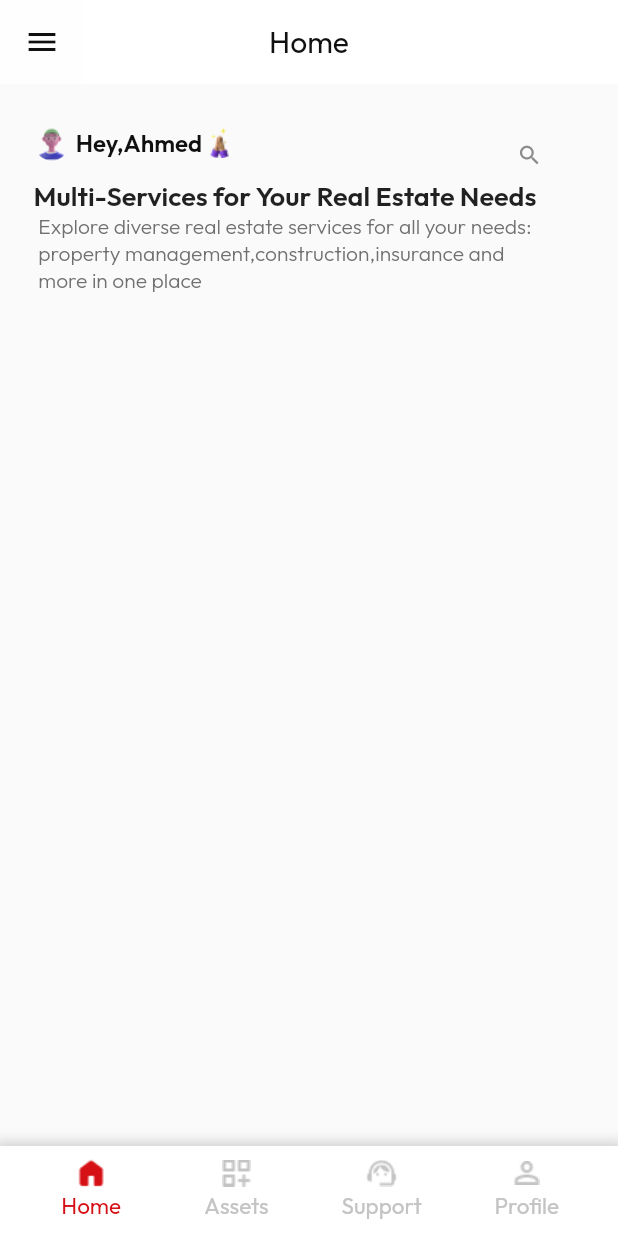
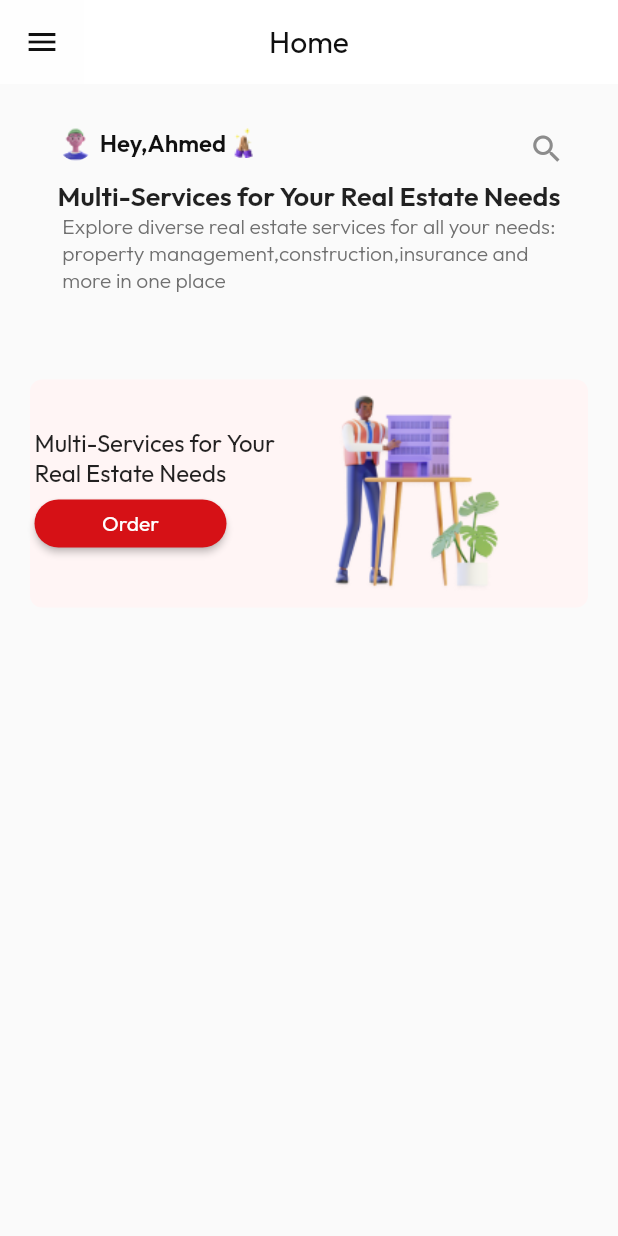
Before and after one commit to AbdelrahmanZeid/Task, a Flutter app: the screen it shows after launch, on a phone screen of 412 x 824 dp. Run offline on Flutter 3.47's test engine with Material 2 defaults, Android fonts, the phone set to English and light mode, and no system bars.

Commit message:
finish middle body section

```diff
--- a/lib/Application/app.dart
+++ b/lib/Application/app.dart
@@ -1,6 +1,7 @@
 import 'package:flutter/material.dart';
-import 'package:task/Presentation/Dashboard/dashboard_view.dart';
-import 'package:task/Presentation/Resources/theme_manager.dart';
+ import 'package:task/Presentation/Resources/theme_manager.dart';
+
+import '../Presentation/Dashboard/dashboard_view.dart';
 
 // Entery point
 class AppTask extends StatelessWidget {
--- a/lib/Presentation/Dashboard/Widgets/body/body.dart
+++ /dev/null
@@ -1,22 +0,0 @@
-import 'package:flutter/material.dart';
-import 'package:task/Presentation/Dashboard/Widgets/body/upper_body_section.dart';
-import 'package:task/presentation/Resources/values_manager.dart';
-
-class CustomBody extends StatelessWidget {
-  const CustomBody({super.key});
-
-  @override
-  Widget build(BuildContext context) {
-    return const Column(
-      children: [
-        SizedBox(
-          height: AppSize.s16,
-        ),
-        UpperBodySection(),
-        SizedBox(
-          height: AppPadding.p10,
-        ),
-      ],
-    );
-  }
-}
--- /dev/null
+++ b/lib/Presentation/Dashboard/body/body.dart
@@ -0,0 +1,128 @@
+import 'package:flutter/material.dart';
+import 'package:task/presentation/dashboard/body/upper_body_section.dart';
+import 'package:task/presentation/resources/app_strings.dart';
+import 'package:task/presentation/resources/assets_manager.dart';
+import 'package:task/presentation/resources/color_manager.dart';
+import 'package:task/presentation/resources/font_manager.dart';
+import 'package:task/presentation/resources/values_manager.dart';
+
+class CustomBody extends StatelessWidget {
+  const CustomBody({super.key});
+
+  @override
+  Widget build(BuildContext context) {
+    return const Column(
+      children: [
+        SizedBox(
+          height: AppSize.s16,
+        ),
+        UpperBodySection(),
+        SizedBox(
+          height: AppSize.s10,
+        ),
+        MiddelBodySection(),
+      ],
+    );
+  }
+}
+
+class MiddelBodySection extends StatelessWidget {
+  const MiddelBodySection({super.key});
+
+  @override
+  Widget build(BuildContext context) {
+    return Padding(
+      padding: const EdgeInsets.symmetric(
+        horizontal: AppSize.s20,
+      ),
+      child: Container(
+        width: 380,
+        height: 170,
+        child: Column(
+          children: [
+            Container(
+              decoration: BoxDecoration(
+                borderRadius: BorderRadius.circular(
+                  AppSize.s8,
+                ),
+                color: ColorManager.midSectionColor,
+              ),
+              height: 152,
+              child: Row(
+                children: [
+                  SizedBox(
+                    width: 183,
+                    child: Padding(
+                      padding: const EdgeInsets.only(
+                        left: AppPadding.p3,
+                      ),
+                      child: Column(
+                        children: [
+                          const Spacer(),
+                          const Text(
+                            AppStrings.title,
+                            style: TextStyle(
+                              fontSize: AppSize.s16,
+                              fontWeight: FontWeightManager.semiBold,
+                            ),
+                          ),
+                          Align(
+                            alignment: Alignment.centerLeft,
+                            child: CustomButton(
+                              btnTextColor: ColorManager.appBarColor,
+                              btnText: AppStrings.orderButtonText,
+                              btnColor: ColorManager.mainColor,
+                              onPressed: () {},
+                            ),
+                          ),
+                          const Spacer(),
+                        ],
+                      ),
+                    ),
+                  ),
+                  Image.asset(
+                    AssetsManager.manPresentation,
+                    width: 144,
+                    height: 144,
+                  ),
+                ],
+              ),
+            ),
+          ],
+        ),
+      ),
+    );
+  }
+}
+
+class CustomButton extends StatelessWidget {
+  const CustomButton(
+      {super.key,
+      required this.btnTextColor,
+      required this.btnText,
+      required this.btnColor,
+      required this.onPressed});
+  final Color btnTextColor;
+  final String btnText;
+  final Color btnColor;
+  final VoidCallback onPressed;
+  @override
+  Widget build(BuildContext context) {
+    return ElevatedButton(
+      style: ElevatedButton.styleFrom(
+        backgroundColor: btnColor,
+        minimumSize: const Size(128, 32),
+        shape: RoundedRectangleBorder(
+          borderRadius: BorderRadius.circular(
+            360,
+          ),
+        ),
+      ),
+      onPressed: onPressed,
+      child: Text(
+        btnText,
+        style: TextStyle(color: btnTextColor),
+      ),
+    );
+  }
+}
--- a/lib/Presentation/Dashboard/Widgets/body/upper_body_section.dart
+++ b/lib/Presentation/Dashboard/body/upper_body_section.dart
@@ -72,14 +72,10 @@ class UpperBodySection extends StatelessWidget {
                       top: AppPadding.p3,
                       left: AppPadding.p3,
                     ),
-                    child: IconButton(
-                      onPressed: () {},
-                      icon: Icon(
+                    child: Icon(
                         Icons.search,
-                        size: AppSize.s17,
                         color: ColorManager.searchIconColor,
                       ),
-                    ),
                   ),
                 ),
               ],
--- /dev/null
+++ b/lib/Presentation/Dashboard/bottom_nav_bar/custom_bottom_nav_bar.dart
@@ -0,0 +1,37 @@
+import 'package:flutter/material.dart';
+   import 'package:task/presentation/Resources/color_manager.dart';
+ import 'package:task/presentation/Resources/values_manager.dart';
+import 'package:task/presentation/dashboard/bottom_nav_bar/nav_bar_slots.dart';
+
+class CustomBottomNavBar extends StatelessWidget {
+  const CustomBottomNavBar({super.key});
+
+  @override
+  Widget build(BuildContext context) {
+    return Container(
+      padding:const EdgeInsets.only(top: AppPadding.p6),
+      width: double.infinity,
+      height: 60,
+      decoration: BoxDecoration(
+        color: ColorManager.appBarColor,
+        boxShadow: [
+          BoxShadow(
+            color: Colors.grey.withOpacity(
+              0.5,
+            ),
+            spreadRadius: 5,
+            blurRadius: 7,
+            offset: const Offset(
+              0,
+              3,
+            ),
+          ),
+        ],
+      ),
+      child: Row(
+        mainAxisAlignment: MainAxisAlignment.spaceEvenly,
+        children: navBarSlotList,
+      ),
+    );
+  }
+}
--- a/lib/Presentation/Dashboard/Widgets/bottom_nav_bar/custom_bottom_nav_bar.dart
+++ b/lib/Presentation/Dashboard/bottom_nav_bar/nav_bar_slots.dart
@@ -1,42 +1,10 @@
+
 import 'package:flutter/material.dart';
 import 'package:task/presentation/Resources/app_strings.dart';
 import 'package:task/presentation/Resources/assets_manager.dart';
 import 'package:task/presentation/Resources/color_manager.dart';
 import 'package:task/presentation/Resources/font_manager.dart';
 import 'package:task/presentation/Resources/values_manager.dart';
-
-class CustomBottomNavBar extends StatelessWidget {
-  const CustomBottomNavBar({super.key});
-
-  @override
-  Widget build(BuildContext context) {
-    return Container(
-      padding: EdgeInsets.only(top: AppPadding.p6),
-      width: double.infinity,
-      height: 60,
-      decoration: BoxDecoration(
-        color: ColorManager.appBarColor,
-        boxShadow: [
-          BoxShadow(
-            color: Colors.grey.withOpacity(
-              0.5,
-            ),
-            spreadRadius: 5,
-            blurRadius: 7,
-            offset: const Offset(
-              0,
-              3,
-            ),
-          ),
-        ],
-      ),
-      child: Row(
-        mainAxisAlignment: MainAxisAlignment.spaceEvenly,
-        children: navBarSlotList,
-      ),
-    );
-  }
-}
 
 List<Widget> navBarSlotList = [
   NavBarSlot(
--- a/lib/Presentation/Dashboard/dashboard_view.dart
+++ b/lib/Presentation/Dashboard/dashboard_view.dart
@@ -1,7 +1,6 @@
 import 'package:flutter/material.dart';
-import 'package:task/Presentation/Dashboard/Widgets/app_bar/app_bar.dart';
-import 'package:task/Presentation/Dashboard/Widgets/body/body.dart';
-import 'package:task/presentation/Dashboard/Widgets/bottom_nav_bar/custom_bottom_nav_bar.dart';
+import 'package:task/presentation/dashboard/app_bar/app_bar.dart';
+ import 'package:task/presentation/dashboard/body/body.dart';
 
 class DashBoardView extends StatelessWidget {
   const DashBoardView({super.key});
@@ -12,11 +11,9 @@ class DashBoardView extends StatelessWidget {
       appBar: AppBar(
         leading: CustomAppBar.getLeading(),
         title: CustomAppBar.getTitle(),
-        centerTitle: true,
+
       ),
       body:const CustomBody(),
-
-      bottomNavigationBar:const CustomBottomNavBar(),
     );
   }
 }
--- a/lib/Presentation/Resources/color_manager.dart
+++ b/lib/Presentation/Resources/color_manager.dart
@@ -3,6 +3,8 @@ import 'package:flutter/material.dart';
 // all color of app
 class ColorManager {
   static Color appBarColor = const Color(0xffffffff);
+
+  static const Color midSectionColor=Color(0xffFFF5F5);
 
 
   static Color menuItemColor = const Color(0xff101010);
--- a/lib/Presentation/Resources/theme_manager.dart
+++ b/lib/Presentation/Resources/theme_manager.dart
@@ -8,12 +8,14 @@ ThemeData getAppTheme() => ThemeData(
       fontFamily: 'Outfit',
       // add app bar theme
       appBarTheme: AppBarTheme(
+        centerTitle: true,
         elevation: appBarElevation,
         backgroundColor: ColorManager.appBarColor,
         systemOverlayStyle: SystemUiOverlayStyle(
           statusBarIconBrightness: Brightness.dark,
           statusBarBrightness: Brightness.light,
           statusBarColor: ColorManager.appBarColor,
+
         ),
       ),
     );
--- a/lib/Presentation/Resources/values_manager.dart
+++ b/lib/Presentation/Resources/values_manager.dart
@@ -5,7 +5,6 @@ class AppPadding {
   static const double p6 = 6.0;
   static const double p3 = 3.0;
   static const double p8 = 8.0;
-  static const double p10 = 10.0;
   static const double p12 = 12.0;
   static const double p14 = 14.0;
   static const double p16 = 16.0;
@@ -17,9 +16,9 @@ class AppPadding {
 class AppSize {
   static const double s4 = 4.0;
   static const double s8 = 8.0;
+  static const double s10 = 10.0;
   static const double s12 = 12.0;
   static const double s14 = 14.0;
-  static const double s15 = 15.0;
   static const double s16 = 16.0;
   static const double s17 = 17.0;
   static const double s18 = 18.0;
@@ -27,7 +26,5 @@ class AppSize {
   static const double s22 = 22.0;
   static const double s24 = 24.0;
   static const double s28 = 28.0;
-  static const double s60 = 60.0;
-  static const double s72 = 72.0;
 
 }
```
Also changed, not shown: lib/Presentation/Dashboard/Widgets/bottom_nav_bar/nav_bar_slots.dart (deleted), lib/Presentation/Dashboard/app_bar/app_bar.dart (renamed from lib/Presentation/Dashboard/Widgets/app_bar/app_bar.dart).
